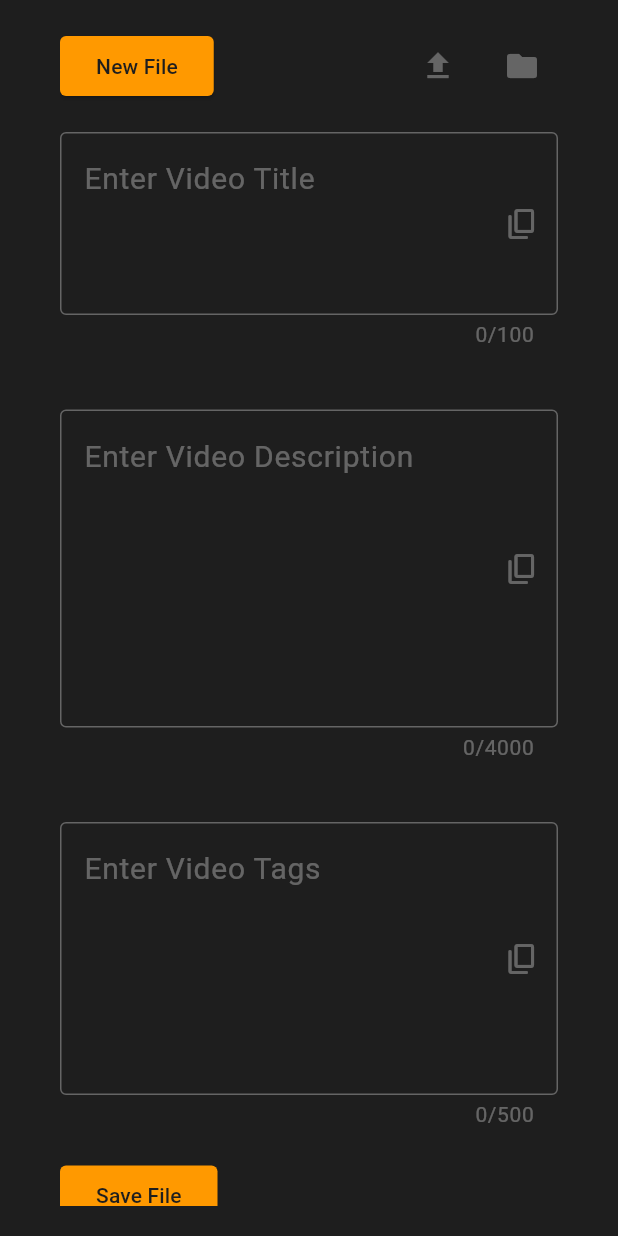
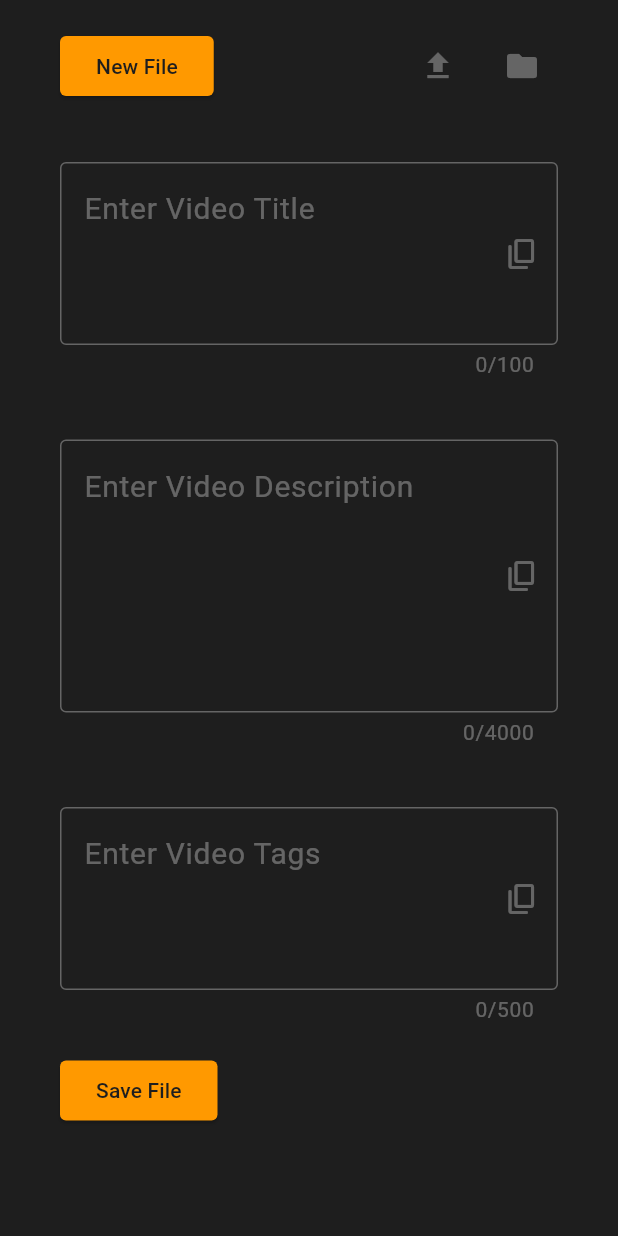
Before and after one commit to AbdulRahmanMudasser/metatube, a Flutter app: the screen it shows after launch, after a tap on the "file upload" icon, on a phone screen of 412 x 824 dp. Run offline on Flutter 3.47's test engine with Material 3 defaults, Android fonts, the phone set to English and light mode, and no system bars; our stand-ins replace get; missing offline and left inert: window_manager.

Commit message:
Improve Structure and Readability, Extract Common Logic to Private Methods

```diff
--- a/lib/main.dart
+++ b/lib/main.dart
@@ -4,22 +4,28 @@ import 'package:flutter_metatube_app/routes/routes.dart';
 import 'package:get/get.dart';
 import 'package:window_manager/window_manager.dart';
 
-void main() async {
+Future<void> main() async {
+  // Ensure that the widgets binding is initialized
   WidgetsFlutterBinding.ensureInitialized();
+
+  // Initialize the window manager
   await windowManager.ensureInitialized();
 
-  WindowOptions windowOptions = const WindowOptions(
+  // Define window options
+  const windowOptions = WindowOptions(
     size: Size(1200, 800),
     minimumSize: Size(800, 600),
     center: true,
     title: "MetaTube",
   );
 
+  // Wait until the window is ready to show
   windowManager.waitUntilReadyToShow(windowOptions, () async {
     await windowManager.show();
     await windowManager.focus();
   });
 
+  // Run the application
   runApp(const MyApp());
 }
 
@@ -36,7 +42,7 @@ class MyApp extends StatelessWidget {
       ),
       debugShowCheckedModeBanner: false,
       initialBinding: ControllerBindings(),
-      initialRoute: AppRoutes.HOMEPAGEROUTE,
+      initialRoute: AppRoutes.homePageRoute,
       getPages: AppRoutes.routes,
     );
   }
--- a/lib/pages/home_page.dart
+++ b/lib/pages/home_page.dart
@@ -22,88 +22,73 @@ class HomePage extends GetView<HomeController> {
               Row(
                 mainAxisAlignment: MainAxisAlignment.spaceBetween,
                 children: [
-                  // button for new file
+                  // Button for new file
                   ReusableElevatedButton(onTap: () {}, title: "New File"),
                   Row(
                     children: [
-                      // button to upload file
+                      // Button to upload file
                       ReusableIconButton(onTap: () {}, icon: Icons.file_upload),
-                      const SizedBox(
-                        width: 8,
-                      ),
-                      // button to open folder
+                      const SizedBox(width: 8),
+                      // Button to open folder
                       ReusableIconButton(onTap: () {}, icon: Icons.folder),
                     ],
                   ),
                 ],
               ),
-
-              const SizedBox(
-                height: 20,
-              ),
-
+              const SizedBox(height: 40),
               Obx(
                 () => Column(
                   crossAxisAlignment: CrossAxisAlignment.start,
                   children: [
-                    // text field for video title
+                    // Text field for video title
                     ReusableTextField(
                       maxLength: 100,
                       maxLines: 3,
                       hintText: "Enter Video Title",
                       textEditingController: controller.titleTextEditingController,
-                      onTap: () => controller.titleTextEditingController.text.isNotEmpty
-                          ? Get.find<HomeController>()
-                              .copyContentToClipboard(controller.titleTextEditingController.text)
-                          : null,
-                      iconColor: Get.find<HomeController>().titleTextFieldIconColor.value,
-                      onChanged: (value) => controller.titleTextFieldOnChanged(value),
+                      onTap: () => controller.copyOnlyIfTextFieldIsNotEmpty(
+                        controller.titleTextEditingController,
+                      ),
+                      iconColor: Get.find<HomeController>().titleIconColor.value,
+                      onChanged: (value) => controller.updateTitleIconColor(value),
                       focusNode: controller.titleFocusNode,
                     ),
 
-                    const SizedBox(
-                      height: 40,
-                    ),
+                    const SizedBox(height: 40),
 
-                    // text field for video description
+                    // Text field for video description
                     ReusableTextField(
                       maxLength: 4000,
-                      maxLines: 6,
+                      maxLines: 5,
                       hintText: "Enter Video Description",
                       textEditingController: controller.descriptionTextEditingController,
-                      onTap: () => controller.descriptionTextEditingController.text.isNotEmpty
-                          ? Get.find<HomeController>()
-                              .copyContentToClipboard(controller.descriptionTextEditingController.text)
-                          : null,
-                      iconColor: Get.find<HomeController>().descriptionTextFieldIconColor.value,
-                      onChanged: (value) => controller.descriptionTextFieldOnChanged(value),
+                      onTap: () => controller.copyOnlyIfTextFieldIsNotEmpty(
+                        controller.descriptionTextEditingController,
+                      ),
+                      iconColor: Get.find<HomeController>().descriptionIconColor.value,
+                      onChanged: (value) => controller.updateDescriptionIconColor(value),
                       focusNode: controller.descriptionFocusNode,
                     ),
 
-                    const SizedBox(
-                      height: 40,
-                    ),
+                    const SizedBox(height: 40),
 
-                    // text field for video tags
+                    // Text field for video tags
                     ReusableTextField(
                       maxLength: 500,
-                      maxLines: 5,
+                      maxLines: 3,
                       hintText: "Enter Video Tags",
                       textEditingController: controller.tagsTextEditingController,
-                      onTap: () => controller.tagsTextEditingController.text.isNotEmpty
-                          ? Get.find<HomeController>()
-                          .copyContentToClipboard(controller.tagsTextEditingController.text)
-                          : null,
-                      iconColor: Get.find<HomeController>().tagsTextFieldIconColor.value,
-                      onChanged: (value) => controller.tagsTextFieldOnChanged(value),
+                      onTap: () => controller.copyOnlyIfTextFieldIsNotEmpty(
+                        controller.tagsTextEditingController,
+                      ),
+                      iconColor: Get.find<HomeController>().tagsIconColor.value,
+                      onChanged: (value) => controller.updateTagsIconColor(value),
                       focusNode: controller.tagsFocusNode,
                     ),
 
-                    const SizedBox(
-                      height: 20,
-                    ),
+                    const SizedBox(height: 20),
 
-                    // button to save file
+                    // Button to save file
                     ReusableElevatedButton(onTap: () {}, title: "Save File"),
                   ],
                 ),
--- a/lib/routes/routes.dart
+++ b/lib/routes/routes.dart
@@ -2,11 +2,13 @@ import 'package:flutter_metatube_app/pages/home_page.dart';
 import 'package:get/get.dart';
 
 class AppRoutes {
-  static const HOMEPAGEROUTE = "/home";
+  /// Route constant for the home page
+  static const homePageRoute = "/home";
 
-  static final routes = [
+  /// List of the routes for the application
+  static final List<GetPage> routes = [
     GetPage(
-      name: HOMEPAGEROUTE,
+      name: homePageRoute,
       page: () => const HomePage(),
     ),
   ];
--- a/lib/utils/methods/snack_bar.dart
+++ b/lib/utils/methods/snack_bar.dart
@@ -3,9 +3,12 @@ import 'package:get/get.dart';
 import 'package:flutter/material.dart';
 
 class SnackBarUtils {
-  static showSuccessSnackBar(IconData icon, String message) {
+  /// Display a success snackbar with icon and message
+  static void showSuccessSnackBar(IconData icon, String message) {
+    // Dismiss any existing snackbar
     Get.back();
 
+    // Show the success snackbar
     Get.showSnackbar(
       GetSnackBar(
         icon: Icon(
--- a/lib/utils/styles/app_button_styles.dart
+++ b/lib/utils/styles/app_button_styles.dart
@@ -2,7 +2,8 @@ import 'package:flutter/material.dart';
 import 'package:flutter_metatube_app/utils/styles/app_colors.dart';
 
 class AppButtonStyles {
-  static ButtonStyle elevatedButtonStyle = ElevatedButton.styleFrom(
+  /// Defines the style for elevated button
+  static final ButtonStyle elevatedButtonStyle = ElevatedButton.styleFrom(
     shape:  RoundedRectangleBorder(
       borderRadius: BorderRadius.circular(4),
     ),
--- a/lib/utils/styles/app_text_styles.dart
+++ b/lib/utils/styles/app_text_styles.dart
@@ -2,11 +2,13 @@ import 'package:flutter/material.dart';
 import 'package:flutter_metatube_app/utils/styles/app_colors.dart';
 
 class AppTextStyles {
+  /// Text style for light-themed text
   static TextStyle lightTextStyle = const TextStyle(
     color: AppColors.light,
     fontSize: 20,
   );
 
+  /// Text style for medium-themed text
   static TextStyle mediumTextStyle = const TextStyle(
     color: AppColors.medium,
   );
--- a/lib/widgets/reusable_elevated_button.dart
+++ b/lib/widgets/reusable_elevated_button.dart
@@ -8,7 +8,10 @@ class ReusableElevatedButton extends StatelessWidget {
     required this.title,
   });
 
+  /// Callback function to be executed when the button is tapped
   final GestureTapCallback onTap;
+
+  /// Title text to be displayed on the button
   final String title;
 
   @override
--- a/lib/widgets/reusable_text_field.dart
+++ b/lib/widgets/reusable_text_field.dart
@@ -18,13 +18,28 @@ class ReusableTextField extends StatelessWidget {
     required this.focusNode,
   });
 
+  /// Maximum length of the text field
   final int maxLength;
+
+  /// Maximum lines the text field can have
   final int? maxLines;
+
+  /// Hint text to be displayed when the text field is empty
   final String hintText;
+
+  /// Controller for the text field
   final TextEditingController textEditingController;
+
+  /// Callback function when the suffix icon is tapped
   final GestureTapCallback onTap;
+
+  /// Color of the icon associated with the text field
   final Color iconColor;
-  final Function(String)? onChanged;
+
+  /// Callback when the text in the text field is changed
+  final Function(String) onChanged;
+
+  /// Focus node for the text field
   final FocusNode focusNode;
 
   @override
@@ -48,25 +63,20 @@ class ReusableTextField extends StatelessWidget {
           icon: Icons.content_copy_rounded,
           color: iconColor,
         ),
-        border: const OutlineInputBorder(
-          borderSide: BorderSide(color: AppColors.medium),
-        ),
-        enabledBorder: const OutlineInputBorder(
-          borderSide: BorderSide(color: AppColors.medium),
-        ),
-        focusedBorder: const OutlineInputBorder(
-          borderSide: BorderSide(color: AppColors.accent),
-        ),
-        focusedErrorBorder: const OutlineInputBorder(
-          borderSide: BorderSide(color: AppColors.accent),
-        ),
-        errorBorder: const OutlineInputBorder(
-          borderSide: BorderSide(color: AppColors.medium),
-        ),
-        disabledBorder: const OutlineInputBorder(
-          borderSide: BorderSide(color: AppColors.medium),
-        ),
+        border: _outlineInputBorder(AppColors.medium),
+        enabledBorder: _outlineInputBorder(AppColors.medium),
+        focusedBorder: _outlineInputBorder(AppColors.accent),
+        focusedErrorBorder: _outlineInputBorder(AppColors.accent),
+        errorBorder: _outlineInputBorder(AppColors.medium),
+        disabledBorder: _outlineInputBorder(AppColors.medium),
       ),
     );
   }
+
+  /// Creates an Outline Input Border with the specified color
+  OutlineInputBorder _outlineInputBorder(Color color) {
+    return OutlineInputBorder(
+      borderSide: BorderSide(color: color),
+    );
+  }
 }
```
Also changed, not shown: lib/controllers/home_controller.dart (+58 -47 lines), lib/utils/styles/app_colors.dart (+10 -0 lines), lib/widgets/reusable_icon_button.dart (+7 -0 lines).
